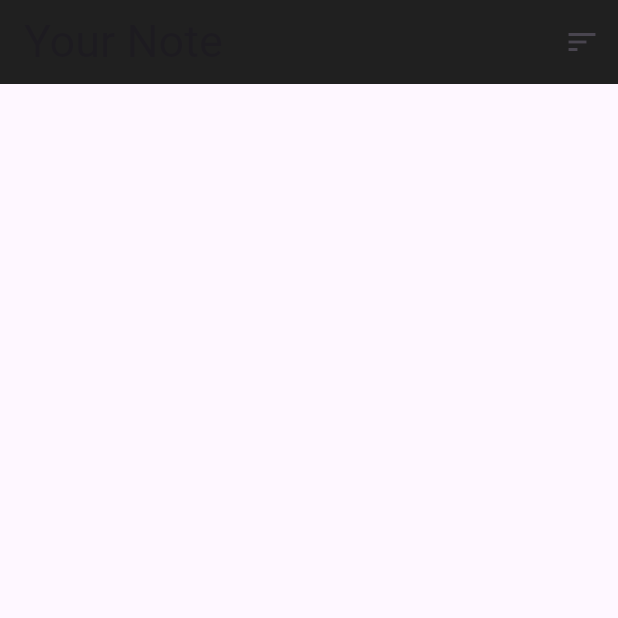
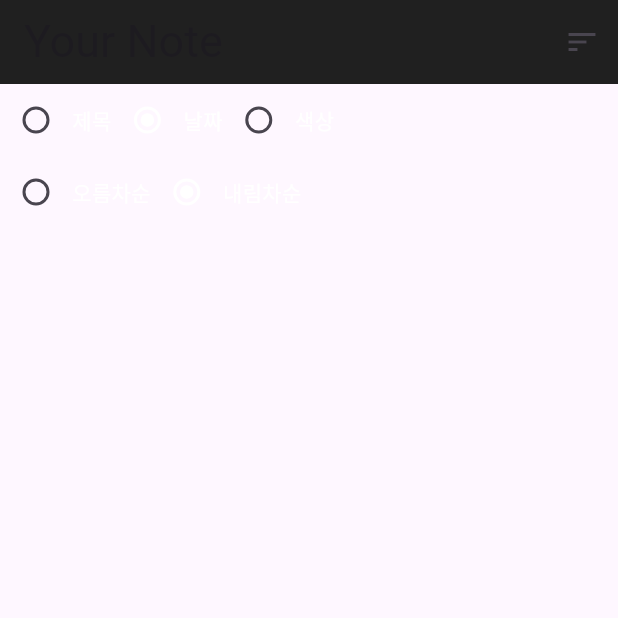
Before and after one commit to sgmsgood/flutter_practice, a Flutter app: the screen it shows after launch, after a tap on the "sort" icon, on a phone screen of 412 x 824 dp, the top half of it. Run offline on Flutter 3.47's test engine with Material 3 defaults, Android fonts, the light colour scheme and no system bars; our stand-ins replace freezed_annotation, sqflite; missing offline and left inert: dart:ffi; accounts and stored records are empty.

Commit message:
note usecase 보강

```diff
--- a/flutter_note_app/lib/di/provider_setup.dart
+++ b/flutter_note_app/lib/di/provider_setup.dart
@@ -1,6 +1,12 @@
 import 'package:flutter_note_app/data/data_source/note_db_helper.dart';
 import 'package:flutter_note_app/data/repository/note_repository_impl.dart';
 import 'package:flutter_note_app/domain/repository/note_repository.dart';
+import 'package:flutter_note_app/domain/use_case/add_note_use_case.dart';
+import 'package:flutter_note_app/domain/use_case/delete_note_use_case.dart';
+import 'package:flutter_note_app/domain/use_case/get_note_use_case.dart';
+import 'package:flutter_note_app/domain/use_case/get_notes_use_case.dart';
+import 'package:flutter_note_app/domain/use_case/update_note_use_case.dart';
+import 'package:flutter_note_app/domain/use_case/use_cases.dart';
 import 'package:flutter_note_app/presentation/add_edit_note/add_edit_note_view_model.dart';
 import 'package:flutter_note_app/presentation/notes/notes_view_model.dart';
 import 'package:provider/single_child_widget.dart';
@@ -9,14 +15,19 @@ import 'package:provider/provider.dart';
 
 Future<List<SingleChildWidget>> getProviders() async {
   Database database =
-      await openDatabase('notes_db', version: 1, onCreate: (db, version) async {
+  await openDatabase('notes_db', version: 1, onCreate: (db, version) async {
     await db.execute(
         'CREATE TABLE note (id INTEGER PRIMARY KEY AUTOINCREMENT, title TEXT, content TEXT, color INTEGER, timestamp INTEGER)');
   });
 
   NoteDbHelper noteDbHelper = NoteDbHelper(database);
   NoteRepository repository = NoteRepositoryImpl(noteDbHelper);
-  NotesViewModel notesViewModel = NotesViewModel(repository);
+  UseCases useCases = UseCases(addNote: AddNoteUseCase(repository),
+      deleteNote: DeleteNoteUseCase(repository),
+      getNotes: GetNotesUseCase(repository),
+      getNote: GetNoteUseCase(repository),
+      updateNote: UpdateNoteUseCase(repository));
+  NotesViewModel notesViewModel = NotesViewModel(useCases);
   AddEditNoteViewModel addEditNoteViewModel = AddEditNoteViewModel(repository);
 
   return [
--- a/flutter_note_app/lib/domain/use_case/add_note.dart
+++ b/flutter_note_app/lib/domain/use_case/add_note_use_case.dart
@@ -1,12 +1,13 @@
 import 'package:flutter_note_app/domain/model/note.dart';
 import 'package:flutter_note_app/domain/repository/note_repository.dart';
 
-class AddNote {
+class AddNoteUseCase {
   final NoteRepository repository;
 
-  AddNote(this.repository);
+  AddNoteUseCase(this.repository);
 
   Future<void> call(Note note) async{
+    print("!!--->>> note::: ${note.title} / ${note.timestamp}");
     await repository.insertNote(note);
   }
 }
--- a/flutter_note_app/lib/domain/use_case/delete_note.dart
+++ b/flutter_note_app/lib/domain/use_case/get_note_use_case.dart
@@ -1,12 +1,12 @@
 import 'package:flutter_note_app/domain/model/note.dart';
 import 'package:flutter_note_app/domain/repository/note_repository.dart';
 
-class DeleteNote {
+class GetNoteUseCase {
   final NoteRepository repository;
 
-  DeleteNote(this.repository);
+  GetNoteUseCase(this.repository);
 
-  Future<void> call(Note note) async{
-    await repository.deleteNote(note);
+  Future<Note?> call(int id) async {
+    return await repository.getNoteById(id);
   }
 }
--- /dev/null
+++ b/flutter_note_app/lib/domain/use_case/get_notes_use_case.dart
@@ -0,0 +1,46 @@
+import 'package:flutter_note_app/domain/model/note.dart';
+import 'package:flutter_note_app/domain/repository/note_repository.dart';
+import 'package:flutter_note_app/domain/util/note_order.dart';
+
+class GetNotesUseCase {
+  final NoteRepository repository;
+
+  GetNotesUseCase(this.repository);
+
+  Future<List<Note>> call(NoteOrder noteOrder) async {
+    List<Note> notes = await repository.getNotes();
+    noteOrder.when(
+        title: (orderType) {
+          orderType.when(
+            ascending: () {
+              notes.sort((a, b) => a.title.compareTo(b.title));
+            },
+            descending: () {
+              notes.sort((a, b) => -a.title.compareTo(b.title));
+            },
+          );
+        },
+        date: (orderType) {
+          orderType.when(
+            ascending: () {
+              notes.sort((a, b) => a.timestamp.compareTo(b.timestamp));
+            },
+            descending: () {
+              notes.sort((a, b) => -a.timestamp.compareTo(b.timestamp));
+            },
+          );
+        },
+        color: (orderType) {
+          orderType.when(
+            ascending: () {
+              notes.sort((a, b) => a.color.compareTo(b.color));
+            },
+            descending: () {
+              notes.sort((a, b) => -a.color.compareTo(b.color));
+            },
+          );
+        });
+
+    return notes;
+  }
+}
--- /dev/null
+++ b/flutter_note_app/lib/domain/use_case/use_cases.dart
@@ -0,0 +1,21 @@
+import 'package:flutter_note_app/domain/use_case/add_note_use_case.dart';
+import 'package:flutter_note_app/domain/use_case/delete_note_use_case.dart';
+import 'package:flutter_note_app/domain/use_case/get_note_use_case.dart';
+import 'package:flutter_note_app/domain/use_case/get_notes_use_case.dart';
+import 'package:flutter_note_app/domain/use_case/update_note_use_case.dart';
+
+class UseCases {
+  final AddNoteUseCase addNote;
+  final DeleteNoteUseCase deleteNote;
+  final GetNotesUseCase getNotes;
+  final GetNoteUseCase getNote;
+  final UpdateNoteUseCase updateNote;
+
+  UseCases({
+      required this.addNote,
+      required this.deleteNote,
+      required this.getNotes,
+      required this.getNote,
+      required this.updateNote
+  });
+}
--- /dev/null
+++ b/flutter_note_app/lib/domain/util/note_order.dart
@@ -0,0 +1,11 @@
+import 'package:flutter_note_app/domain/util/order_type.dart';
+import 'package:freezed_annotation/freezed_annotation.dart';
+
+part 'note_order.freezed.dart';
+
+@freezed
+abstract class NoteOrder with _$NoteOrder {
+  const factory NoteOrder.title(OrderType orderType) = NoteOrderTitle;
+  const factory NoteOrder.date(OrderType orderType) = NoteOrderDate;
+  const factory NoteOrder.color(OrderType orderType) = NoteOrderColor;
+}
--- /dev/null
+++ b/flutter_note_app/lib/domain/util/order_type.dart
@@ -0,0 +1,9 @@
+import 'package:freezed_annotation/freezed_annotation.dart';
+
+part 'order_type.freezed.dart';
+
+@freezed
+abstract class OrderType with _$OrderType {
+  const factory OrderType.ascending() = Ascending;
+  const factory OrderType.descending() = Descending;
+}
--- a/flutter_note_app/lib/main.dart
+++ b/flutter_note_app/lib/main.dart
@@ -26,6 +26,7 @@ class _MyAppState extends State<MyApp> {
       title: 'Flutter Demo',
       debugShowCheckedModeBanner: false,
       theme: ThemeData(
+        unselectedWidgetColor: Colors.white,
         primaryColor: Colors.blue,
         colorScheme: theme.colorScheme.copyWith(background: darkGray),
         canvasColor: darkGray,
@@ -34,6 +35,7 @@ class _MyAppState extends State<MyApp> {
             .copyWith(backgroundColor: Colors.white, foregroundColor: darkGray),
         appBarTheme:
             Theme.of(context).appBarTheme.copyWith(backgroundColor: darkGray),
+        textTheme: Theme.of(context).textTheme.apply(bodyColor: Colors.white),
       ),
       home: const NoteScreen(),
     );
--- a/flutter_note_app/lib/presentation/add_edit_note/add_edit_note_ui_event.dart
+++ b/flutter_note_app/lib/presentation/add_edit_note/add_edit_note_ui_event.dart
@@ -5,4 +5,5 @@ part 'add_edit_note_ui_event.freezed.dart';
 @freezed
 abstract class AddEditNoteUiEvent with _$AddEditNoteUiEvent {
   const factory AddEditNoteUiEvent.saveNote() = SaveNote;
+  const factory AddEditNoteUiEvent.showSnackBar(String message) = ShowSnackBar;
 }
--- a/flutter_note_app/lib/presentation/add_edit_note/add_edit_note_view_model.dart
+++ b/flutter_note_app/lib/presentation/add_edit_note/add_edit_note_view_model.dart
@@ -5,7 +5,7 @@ import 'package:flutter/cupertino.dart';
 import 'package:flutter/material.dart';
 import 'package:flutter_note_app/domain/model/note.dart';
 import 'package:flutter_note_app/domain/repository/note_repository.dart';
-import 'package:flutter_note_app/domain/use_case/add_note.dart';
+import 'package:flutter_note_app/domain/use_case/add_note_use_case.dart';
 import 'package:flutter_note_app/presentation/add_edit_note/add_edit_note_event.dart';
 import 'package:flutter_note_app/presentation/add_edit_note/add_edit_note_ui_event.dart';
 import 'package:flutter_note_app/ui/colors.dart';
@@ -32,6 +32,11 @@ class AddEditNoteViewModel with ChangeNotifier {
   }
 
   Future<void> _saveNote(int? id, String title, String content) async {
+    if(title.isEmpty || content.isEmpty) {
+      _eventController.add(const AddEditNoteUiEvent.showSnackBar('제목이나 내용이 비어 있습니다.'));
+      return;
+    }
+
     if (id == null) {
       repository.insertNote(
         Note(
@@ -57,6 +62,6 @@ class AddEditNoteViewModel with ChangeNotifier {
       );
     }
 
-    _eventController.add(AddEditNoteUiEvent.saveNote());
+    _eventController.add(const AddEditNoteUiEvent.saveNote());
   }
 }
--- a/flutter_note_app/lib/presentation/notes/components/note_item.dart
+++ b/flutter_note_app/lib/presentation/notes/components/note_item.dart
@@ -1,5 +1,6 @@
 import 'package:flutter/material.dart';
 import 'package:flutter_note_app/domain/model/note.dart';
+import 'package:flutter_note_app/ui/colors.dart';
 
 class NoteItem extends StatelessWidget {
   final Note note;
@@ -25,12 +26,12 @@ class NoteItem extends StatelessWidget {
               Text(note.title,
                   maxLines: 1,
                   overflow: TextOverflow.ellipsis,
-                  style: Theme.of(context).textTheme.headlineSmall),
+                  style: Theme.of(context).textTheme.headlineSmall!.apply(color: darkGray)),
               const SizedBox(height: 8),
               Text(note.content,
                   maxLines: 3,
                   overflow: TextOverflow.ellipsis,
-                  style: Theme.of(context).textTheme.bodySmall),
+                  style: Theme.of(context).textTheme.bodySmall!.apply(color: darkGray)),
             ],
           ),
         ),
--- /dev/null
+++ b/flutter_note_app/lib/presentation/notes/components/order_section.dart
@@ -0,0 +1,72 @@
+import 'package:flutter/material.dart';
+import 'package:flutter_note_app/domain/util/note_order.dart';
+import 'package:flutter_note_app/domain/util/order_type.dart';
+
+class OrderSection extends StatelessWidget {
+  final NoteOrder noteOrder;
+  final Function(NoteOrder noteOrder) onOrderChanged;
+
+  const OrderSection(
+      {super.key, required this.noteOrder, required this.onOrderChanged});
+
+  @override
+  Widget build(BuildContext context) {
+    return Column(
+      children: [
+        Row(
+          children: [
+            Radio<NoteOrder>(
+              value: NoteOrder.title(noteOrder.orderType),
+              groupValue: noteOrder,
+              onChanged: (NoteOrder? value) {
+                onOrderChanged(NoteOrder.title(noteOrder.orderType));
+              },
+              activeColor: Colors.white,
+            ),
+            const Text('제목'),
+            Radio<NoteOrder>(
+              value: NoteOrder.date(noteOrder.orderType),
+              groupValue: noteOrder,
+              onChanged: (NoteOrder? value) {
+                onOrderChanged(NoteOrder.date(noteOrder.orderType));
+              },
+              activeColor: Colors.white,
+            ),
+            const Text('날짜'),
+            Radio<NoteOrder>(
+              value: NoteOrder.color(noteOrder.orderType),
+              groupValue: noteOrder,
+              onChanged: (NoteOrder? value) {
+                onOrderChanged(NoteOrder.color(noteOrder.orderType));
+              },
+              activeColor: Colors.white,
+            ),
+            const Text('색상')
+          ],
+        ),
+        Row(
+          children: [
+            Radio<OrderType>(
+              value: OrderType.ascending(),
+              groupValue: noteOrder.orderType,
+              onChanged: (OrderType? value) {
+                onOrderChanged(noteOrder.copyWith(orderType: const OrderType.ascending()));
+              },
+              activeColor: Colors.white,
+            ),
+            const Text('오름차순'),
+            Radio<OrderType>(
+              value: const OrderType.descending(),
+              groupValue: noteOrder.orderType,
+              onChanged: (OrderType? value) {
+                onOrderChanged(noteOrder.copyWith(orderType: const OrderType.descending()));
+              },
+              activeColor: Colors.white,
+            ),
+            const Text('내림차순'),
+          ],
+        ),
+      ],
+    );
+  }
+}
--- a/flutter_note_app/lib/presentation/notes/notes_event.dart
+++ b/flutter_note_app/lib/presentation/notes/notes_event.dart
@@ -1,4 +1,5 @@
 import 'package:flutter_note_app/domain/model/note.dart';
+import 'package:flutter_note_app/domain/util/note_order.dart';
 import 'package:freezed_annotation/freezed_annotation.dart';
 
 part 'notes_event.freezed.dart';
@@ -8,4 +9,6 @@ abstract class NotesEvent with _$NotesEvent {
   const factory NotesEvent.loadNotes() = LoadNotes;
   const factory NotesEvent.deleteNote(Note note) = DeleteNote;
   const factory NotesEvent.restoreNote() = RestoreNote;
+  const factory NotesEvent.changeOrder(NoteOrder noteOrder) = ChangeOrder;
+  const factory NotesEvent.toggleOrderSection() = ToggleOrderSection;
 }
--- a/flutter_note_app/lib/presentation/notes/notes_screen.dart
+++ b/flutter_note_app/lib/presentation/notes/notes_screen.dart
@@ -1,10 +1,11 @@
 import 'package:flutter/material.dart';
 import 'package:flutter_note_app/domain/model/note.dart';
+import 'package:flutter_note_app/domain/util/note_order.dart';
 import 'package:flutter_note_app/presentation/notes/add_edit_note_screen.dart';
 import 'package:flutter_note_app/presentation/notes/components/note_item.dart';
+import 'package:flutter_note_app/presentation/notes/components/order_section.dart';
 import 'package:flutter_note_app/presentation/notes/notes_event.dart';
 import 'package:flutter_note_app/presentation/notes/notes_view_model.dart';
-import 'package:flutter_note_app/ui/colors.dart';
 import 'package:provider/provider.dart';
 
 class NoteScreen extends StatelessWidget {
@@ -23,7 +24,9 @@ class NoteScreen extends StatelessWidget {
         ),
         elevation: 0,
         actions: [
-          IconButton(onPressed: () {}, icon: const Icon(Icons.sort)),
+          IconButton(onPressed: () {
+            viewModel.onEvent(const NotesEvent.toggleOrderSection());
+          }, icon: const Icon(Icons.sort)),
         ],
       ),
       floatingActionButton: FloatingActionButton(
@@ -31,23 +34,59 @@ class NoteScreen extends StatelessWidget {
             bool? isSaved = await Navigator.push(context,
                 MaterialPageRoute(builder: (_) => const AddEditNoteScreen()));
 
-            if(isSaved != null && isSaved) {
+            if (isSaved != null && isSaved) {
               viewModel.onEvent(const NotesEvent.loadNotes());
             }
           },
           child: const Icon(Icons.add)),
       body: ListView(
-        children: state.notes
-            .map(
-              (note) => NoteItem(
+        children: [
+          AnimatedSwitcher(
+            duration: const Duration(milliseconds: 300),
+            child: state.isOrderSectionVisible ? OrderSection(
+              noteOrder: state.noteOrder,
+              onOrderChanged: (noteOrder) {
+                viewModel.onEvent(NotesEvent.changeOrder(noteOrder));
+              },
+            ) : Container(),
+          ),
+          ...state.notes.map(
+            (note) => GestureDetector(
+              onTap: () async {
+                bool? isSaved = await Navigator.push(
+                    context,
+                    MaterialPageRoute(
+                        builder: (context) => AddEditNoteScreen(note: note)));
+
+                if (isSaved != null && isSaved) {
+                  viewModel.onEvent(const NotesEvent.loadNotes());
+                }
+              },
+              child: NoteItem(
                 note: Note(
                     title: note.title,
                     content: note.content,
                     color: note.color,
                     timestamp: note.timestamp),
+                onDeleteTap: () {
+                  viewModel.onEvent(NotesEvent.deleteNote(note));
+
+                  final snackBar = SnackBar(
+                    content: Text('노트가 삭제되었습니다.'),
+                    action: SnackBarAction(
+                      label: '취소',
+                      onPressed: () {
+                        viewModel.onEvent(const NotesEvent.restoreNote());
+                      },
+                    ),
+                  );
+
+                  ScaffoldMessenger.of(context).showSnackBar(snackBar);
+                },
               ),
-            )
-            .toList(),
+            ),
+          )
+        ],
       ),
     );
   }
--- a/flutter_note_app/lib/presentation/notes/notes_state.dart
+++ b/flutter_note_app/lib/presentation/notes/notes_state.dart
@@ -1,12 +1,14 @@
 import 'package:flutter_note_app/domain/model/note.dart';
+import 'package:flutter_note_app/domain/util/note_order.dart';
 import 'package:freezed_annotation/freezed_annotation.dart';
 
 part 'notes_state.freezed.dart';
-part 'notes_state.g.dart';
 
 @freezed
 class NotesState with _$NotesState {
-  factory NotesState({@Default([]) List<Note> notes}) = _NotesState;
-
-  factory NotesState.fromJson(Map<String, dynamic> json) => _$NotesStateFromJson(json);
+  factory NotesState({
+    @Default([]) List<Note> notes,
+    required NoteOrder noteOrder,
+    required bool isOrderSectionVisible,
+  }) = _NotesState;
 }
--- a/flutter_note_app/lib/presentation/notes/notes_view_model.dart
+++ b/flutter_note_app/lib/presentation/notes/notes_view_model.dart
@@ -2,41 +2,61 @@ import 'dart:collection';
 
 import 'package:flutter/cupertino.dart';
 import 'package:flutter_note_app/domain/model/note.dart';
-import 'package:flutter_note_app/domain/repository/note_repository.dart';
+import 'package:flutter_note_app/domain/use_case/use_cases.dart';
+import 'package:flutter_note_app/domain/util/note_order.dart';
+import 'package:flutter_note_app/domain/util/order_type.dart';
 import 'package:flutter_note_app/presentation/notes/notes_event.dart';
 import 'package:flutter_note_app/presentation/notes/notes_state.dart';
 
 class NotesViewModel with ChangeNotifier {
-  final NoteRepository repository;
+  final UseCases useCases;
 
-  NotesState _state = NotesState();
+  NotesState _state = NotesState(
+      notes: [], noteOrder: const NoteOrder.date(OrderType.descending()), isOrderSectionVisible: false);
 
   NotesState get state => _state;
 
   Note? _recentlyDeleteNote;
 
-  NotesViewModel(this.repository) {
+  NotesViewModel(this.useCases) {
     _loadNotes();
   }
 
   void onEvent(NotesEvent event) {
-    event.when(loadNotes: _loadNotes, deleteNote: _deleteNote, restoreNote: _restoreNote);
+    event.when(
+        loadNotes: _loadNotes,
+        deleteNote: _deleteNote,
+        restoreNote: _restoreNote,
+        changeOrder: (NoteOrder noteOrder) {
+          _state = state.copyWith(
+            noteOrder: noteOrder
+          );
+          _loadNotes();
+        },
+        toggleOrderSection: () {
+          _state = state.copyWith(
+              isOrderSectionVisible: !state.isOrderSectionVisible
+          );
+          notifyListeners();
+        }
+    );
   }
 
   Future<void> _loadNotes() async {
-    List<Note> notes = await repository.getNotes();
+    List<Note> notes = await useCases.getNotes(state.noteOrder);
     _state = state.copyWith(notes: notes);
     notifyListeners();
   }
 
   Future<void> _deleteNote(Note note) async {
-    await repository.deleteNote(note);
+    _recentlyDeleteNote = note;
+    await useCases.deleteNote(note);
     await _loadNotes();
   }
 
   Future<void> _restoreNote() async {
-    if(_recentlyDeleteNote != null) {
-      await repository.insertNote(_recentlyDeleteNote!);
+    if (_recentlyDeleteNote != null) {
+      await useCases.addNote(_recentlyDeleteNote!);
       _recentlyDeleteNote = null;
 
       _loadNotes();
```
Also changed, not shown: flutter_note_app/lib/domain/use_case/delete_note_use_case.dart (renamed from flutter_note_app/lib/domain/use_case/get_note.dart, +4 -4 lines), flutter_note_app/lib/domain/use_case/update_note.dart (deleted, +0 -12 lines), flutter_note_app/lib/domain/use_case/update_note_use_case.dart (renamed from flutter_note_app/lib/domain/use_case/get_notes.dart, +4 -5 lines), flutter_note_app/lib/presentation/notes/add_edit_note_screen.dart (+23 -14 lines), flutter_note_app/lib/domain/util/note_order.freezed.dart (added), flutter_note_app/lib/domain/util/order_type.freezed.dart (added), flutter_note_app/lib/presentation/add_edit_note/add_edit_note_ui_event.freezed.dart, flutter_note_app/lib/presentation/notes/notes_event.freezed.dart, flutter_note_app/lib/presentation/notes/notes_state.freezed.dart, flutter_note_app/lib/presentation/notes/notes_state.g.dart (deleted).
